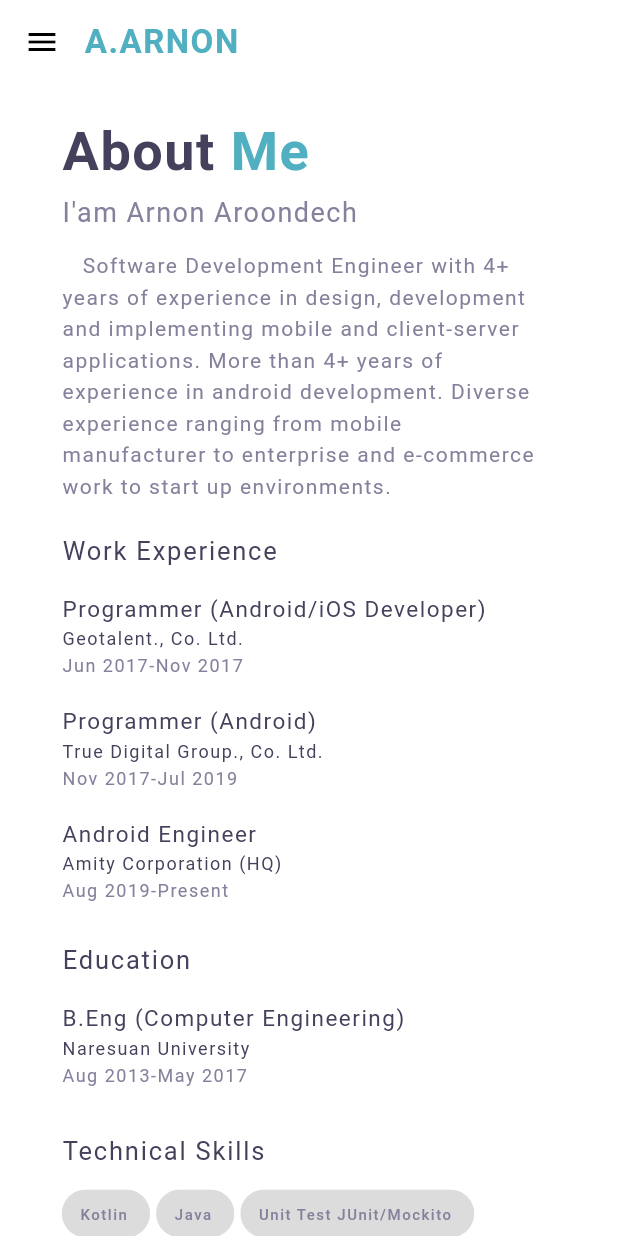
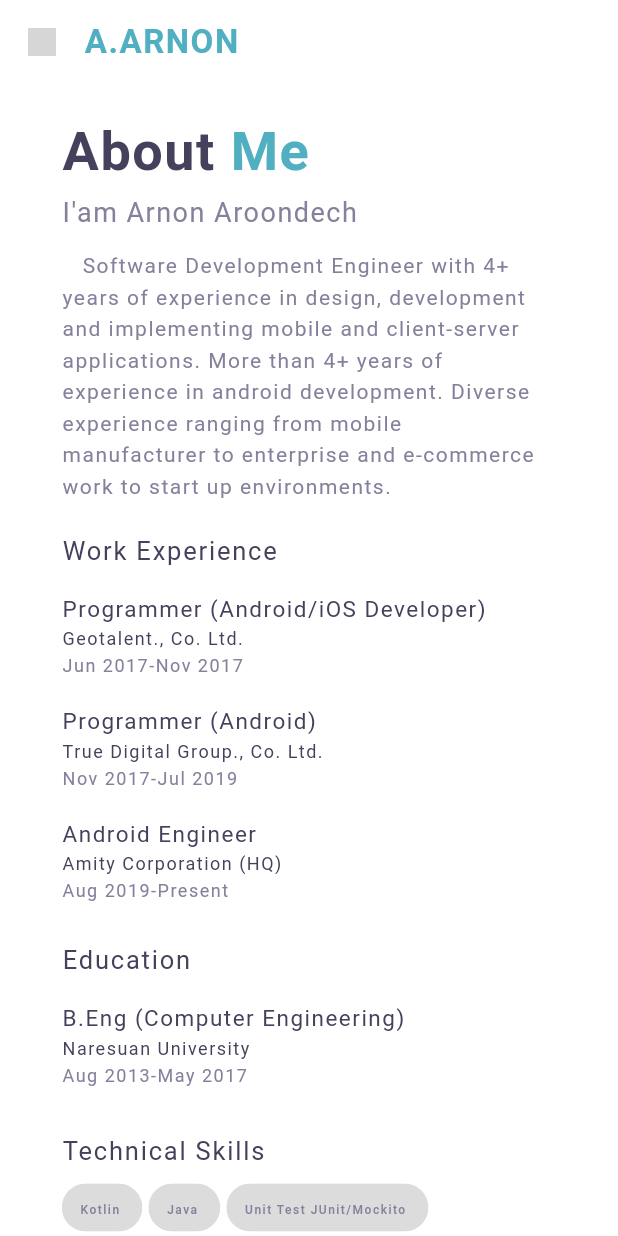
Before and after one commit to W8GOD/flutter-my-portfolio, a Flutter app: the AboutPage screen opened directly, on a phone screen of 412 x 824 dp. Run offline on Flutter 3.47's test engine with Material 2 defaults, Android fonts, the phone set to English and light mode, and no system bars; our stand-ins replace animated_text_kit; missing offline and left inert: dart:html; network calls fail; Roboto replaces fonts that are missing (QuicksandBold); grey boxes are pictures that could not be loaded.

Commit message:
adjust about page layout #6

```diff
--- a/lib/constants/assets.dart
+++ b/lib/constants/assets.dart
@@ -2,6 +2,9 @@ class Assets {
   Assets._();
 
   static const String ic_profile = 'assets/images/programmer.png';
+
+  // menu icon
+  static const String ic_menu = 'assets/icons/ic_menu.png';
 
   // social icons
   static const String ic_medium = 'assets/icons/ic_medium.png';
--- a/lib/ui/about.dart
+++ b/lib/ui/about.dart
@@ -340,7 +340,7 @@ class AboutPage extends NavigationActions {
   Widget _buildTechnicalSkills(BuildContext context) {
     final List<Widget> widgets = technicalSkills
         .map((skill) => Padding(
-              padding: EdgeInsets.only(top: 8.0, right: 4.0),
+              padding: EdgeInsets.only(top: 4.0, right: 4.0),
               child: _buildSkillChip(context, skill),
             ))
         .toList();
@@ -413,7 +413,7 @@ class AboutPage extends NavigationActions {
       label: SelectableText(
         label,
         style: TextStyles.chip.copyWith(
-          fontSize: ResponsiveWidget.isSmallScreen(context) ? 10.0 : 11.0,
+          fontSize: ResponsiveWidget.isSmallScreen(context) ? 8.0 : 10.0,
         ),
       ),
     );
--- a/lib/ui/home.dart
+++ b/lib/ui/home.dart
@@ -211,7 +211,7 @@ class HomePage extends NavigationActions {
 
   Widget _buildPositionDescription(BuildContext context) {
     return Padding(
-      padding: EdgeInsets.only(right: 30.0),
+      padding: EdgeInsets.zero,
       child: SelectableText(
         Strings.position_detail,
         textAlign: ResponsiveWidget.isSmallScreen(context)
--- a/lib/ui/navigation_actions.dart
+++ b/lib/ui/navigation_actions.dart
@@ -8,6 +8,7 @@ import 'package:my_portfolio/constants/fonts.dart';
 import 'package:my_portfolio/constants/strings.dart';
 import 'package:my_portfolio/constants/text_styles.dart';
 import 'package:my_portfolio/models/page_type.dart';
+import 'package:my_portfolio/utils/screen/screen_util.dart';
 import 'package:my_portfolio/widgets/responsive_widget.dart';
 
 import 'about.dart';
@@ -33,7 +34,10 @@ abstract class NavigationActions extends StatelessWidget {
 
   Widget _buildLeadingIconButton(GlobalKey<ScaffoldState> _drawerKey) {
     return IconButton(
-      icon: Icon(Icons.menu),
+      icon: Image.network(
+        Assets.ic_menu,
+        height: ScreenUtil.getInstance().setWidth(48),
+      ),
       onPressed: () {
         _drawerKey.currentState?.openDrawer();
       },
```
Also changed, not shown: 2 other files.
